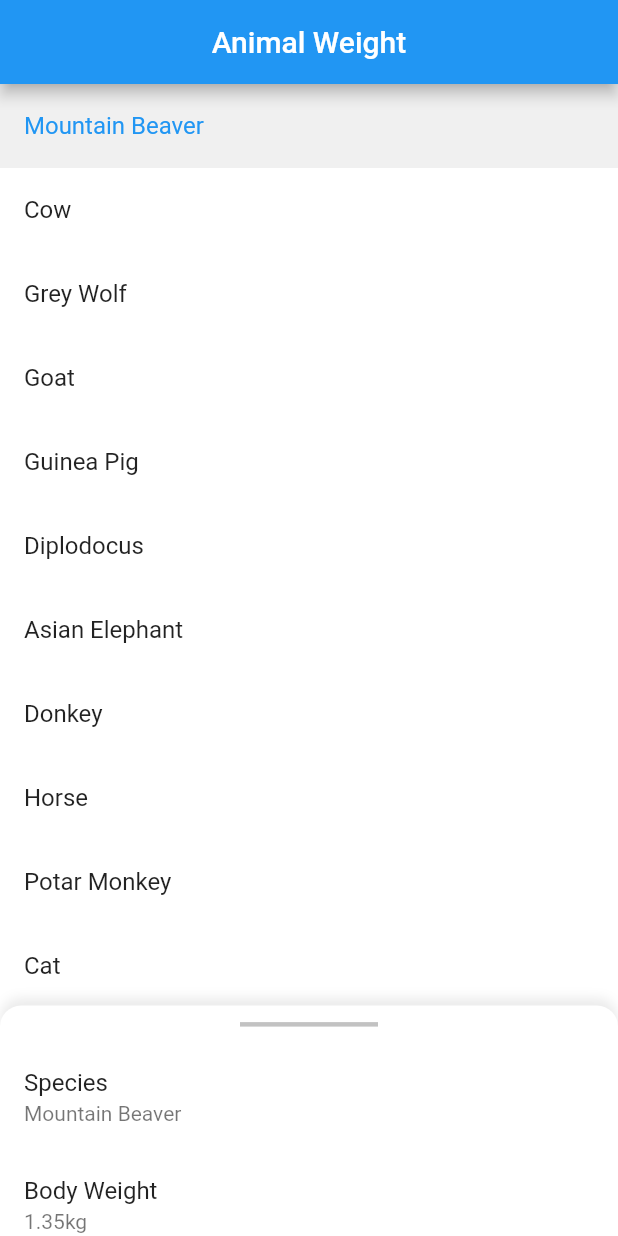
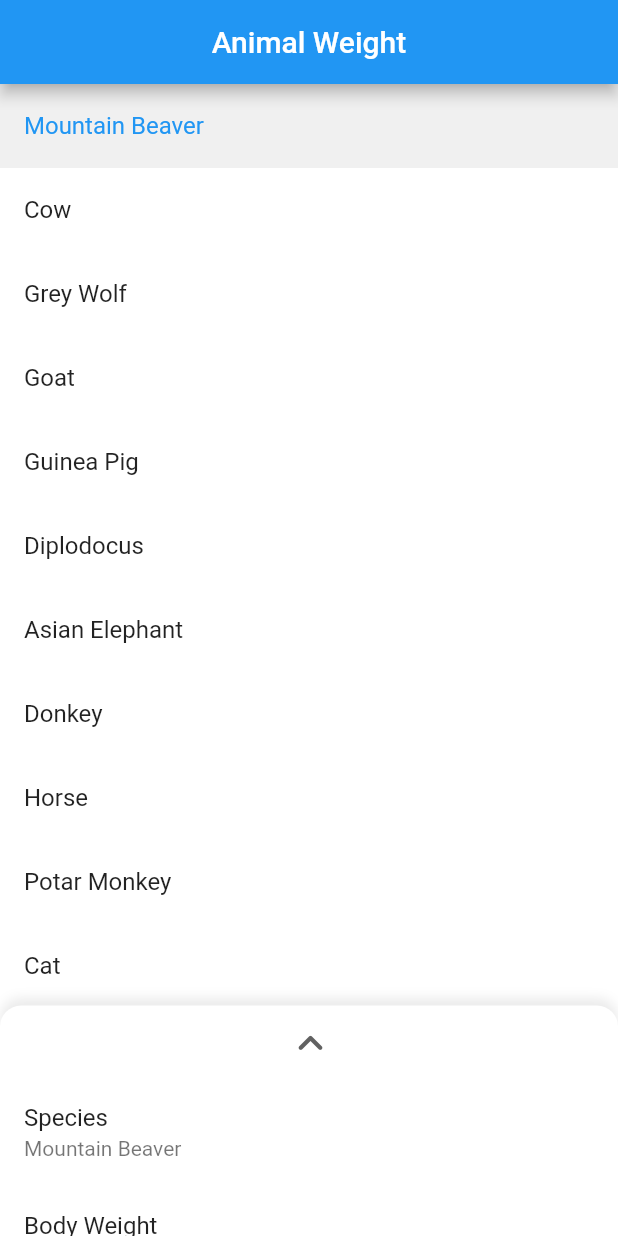
Before and after one commit to rahul-812/draggable-scrollable-sheet, a Flutter app: the screen it shows after launch, on a phone screen of 412 x 824 dp. Run offline on Flutter 3.47's test engine with Material 2 defaults, Android fonts, the phone set to English and light mode, and no system bars.

Commit message:
first commit

```diff
--- a/lib/main.dart
+++ b/lib/main.dart
@@ -80,18 +80,35 @@ class _MyHomePageState extends State<MyHomePage> {
   }
 }
 
-class BottomScrollableSheet extends StatelessWidget {
+class BottomScrollableSheet extends StatefulWidget {
   const BottomScrollableSheet({Key? key, required this.animal})
       : super(key: key);
   final Animal animal;
 
   @override
+  State<BottomScrollableSheet> createState() => _BottomScrollableSheetState();
+}
+
+class _BottomScrollableSheetState extends State<BottomScrollableSheet> {
+  bool _showingUpArrow = true;
+  @override
   Widget build(BuildContext context) {
-    return DraggableScrollableSheet(
-      initialChildSize: 0.20,
-      minChildSize: 0.20,
+    return NotificationListener<DraggableScrollableNotification>(
+      onNotification: (DraggableScrollableNotification notification) {
+        if (notification.extent <= 0.21) {
+          if (!_showingUpArrow) {
+            setState(() => _showingUpArrow = true);
+          }
+        } else if (_showingUpArrow) {
+          setState(() => _showingUpArrow = false);
+        }
+        return true;
+      },
+      child: DraggableScrollableSheet(
+        initialChildSize: 0.2,
+        minChildSize: 0.2,
         maxChildSize: 0.8,
-      builder: (context, scrollController) {
+        builder: (BuildContext context, ScrollController scrollController) {
           return Container(
             decoration: const BoxDecoration(
               color: Color(0xFFFFFFFF),
@@ -104,38 +121,50 @@ class BottomScrollableSheet extends StatelessWidget {
                   offset: Offset(0, -5.0),
                   blurRadius: 6.0,
                   color: Color(0xFFEBEBEB),
-              )
+                ),
               ],
             ),
+            child: Column(
+              children: [
+                IconButton(
+                  onPressed: () {
+                    setState(() {
+                      DraggableScrollableActuator.reset(context);
+                    });
+                  },
+                  icon: Icon(
+                    _showingUpArrow
+                        ?Icons.keyboard_arrow_up_rounded
+                        : Icons.keyboard_arrow_down_rounded,
+                    color: Colors.grey[700],
+                    size: 34.0,
+                  ),
+                ),
+                Expanded(
                   child: ListView(
                     physics: const BouncingScrollPhysics(),
                     controller: scrollController,
                     children: [
-              const Center(
-                child: Divider(
-                  height: 25.0,
-                  endIndent: 160.0,
-                  indent: 160.0,
-                  thickness: 3.0,
-                  color: Color(0xFFC2C2C2),
-                ),
-              ),
                       ListTile(
                         title: const Text("Species"),
-                subtitle: Text(animal.species),
+                        subtitle: Text(widget.animal.species),
                       ),
                       ListTile(
                         title: const Text("Body Weight"),
-                subtitle: Text(animal.bodyWeight),
+                        subtitle: Text(widget.animal.bodyWeight),
                       ),
                       ListTile(
                         title: const Text("Brain Weight"),
-                subtitle: Text(animal.brainWeight),
+                        subtitle: Text(widget.animal.brainWeight),
+                      ),
+                    ],
+                  ),
                 ),
               ],
             ),
           );
         },
+      ),
     );
   }
 }
```
Also changed, not shown: analysis_options.yaml (added, +29 -0 lines), 2 other files. Lines whose indentation alone changed are shown as unchanged.
